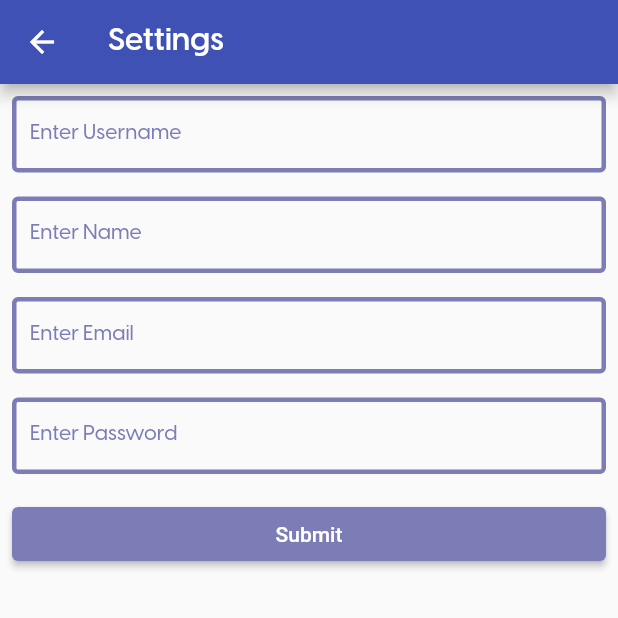
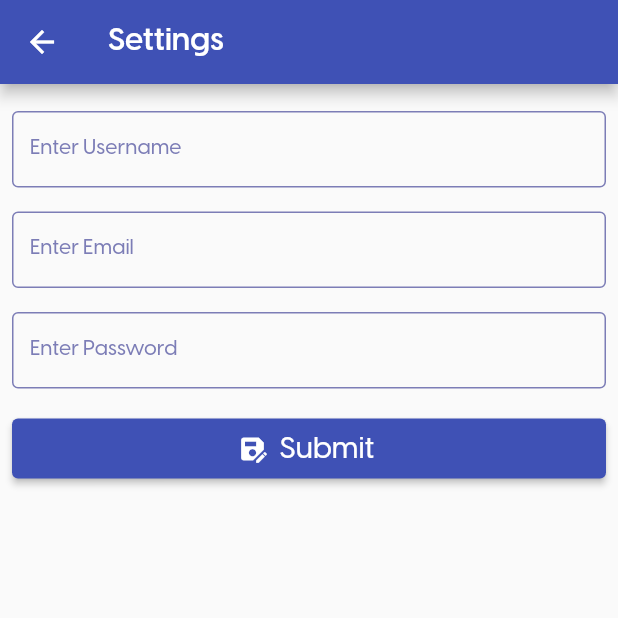
Before and after one commit to Fabian-Peter/mobile-app-dev, a Flutter app: the SettingsScreen screen opened directly, on a phone screen of 412 x 824 dp, the top half of it. Run offline on Flutter 3.47's test engine with Material 2 defaults, Android fonts, the phone set to English and light mode, and no system bars; our stand-ins replace badges, cached_network_image, email_validator, firebase_auth, firebase_core, firebase_database and 5 more; missing offline and left inert: firebase_ui_auth; accounts and stored records are empty; network calls fail.

Commit message:
added validators in settings and removed name value

```diff
--- a/DiaBeatThis/lib/screens/settings_screen.dart
+++ b/DiaBeatThis/lib/screens/settings_screen.dart
@@ -3,6 +3,7 @@ import 'package:diabeatthis/utils/constants.dart';
 import 'package:firebase_auth/firebase_auth.dart';
 import 'package:firebase_database/firebase_database.dart';
 import 'package:flutter/material.dart';
+import 'package:flutter/services.dart';
 
 class SettingsScreen extends StatefulWidget {
   @override
@@ -16,7 +17,6 @@ class _SettingsScreenState extends State<SettingsScreen> {
   DatabaseReference databaseReference =
       FirebaseDatabase.instance.ref().child("Users");
 
-  TextEditingController nameController = TextEditingController();
   TextEditingController usernameController = TextEditingController();
   TextEditingController emailController = TextEditingController();
   TextEditingController passwordController = TextEditingController();
@@ -24,11 +24,18 @@ class _SettingsScreenState extends State<SettingsScreen> {
   @override
   Widget build(BuildContext context) {
     return Scaffold(
-      appBar: AppBar(title: const Text("Settings", style: HEADLINE_BOLD_WHITE)),
-      body: ListView(children: [
+        appBar:
+            AppBar(title: const Text("Settings", style: HEADLINE_BOLD_WHITE)),
+        body: Form(
+          key: _formKey,
+          child: ListView(children: [
+            SizedBox(height: 10),
             Padding(
               padding: const EdgeInsets.all(8.0),
               child: TextFormField(
+                inputFormatters: [
+                  LengthLimitingTextInputFormatter(15),
+                ],
                 controller: usernameController,
                 decoration: const InputDecoration(
                   labelText: "Enter Username",
@@ -38,8 +45,7 @@ class _SettingsScreenState extends State<SettingsScreen> {
                       color: COLOR_INDIGO_LIGHT),
                   isDense: true,
                   enabledBorder: OutlineInputBorder(
-                  borderSide:
-                      BorderSide(color: COLOR_INDIGO_LIGHT, width: 3.0)),
+                      borderSide: BorderSide(color: COLOR_INDIGO_LIGHT)),
                   border: OutlineInputBorder(
                     borderSide: BorderSide(
                       color: COLOR_INDIGO_LIGHT,
@@ -58,35 +64,6 @@ class _SettingsScreenState extends State<SettingsScreen> {
             Padding(
               padding: const EdgeInsets.all(8.0),
               child: TextFormField(
-            controller: nameController,
-            decoration: const InputDecoration(
-              labelText: "Enter Name",
-              labelStyle: TextStyle(
-                  fontFamily: "VisbyMedium",
-                  fontSize: 14,
-                  color: COLOR_INDIGO_LIGHT),
-              isDense: true,
-              enabledBorder: OutlineInputBorder(
-                  borderSide:
-                      BorderSide(color: COLOR_INDIGO_LIGHT, width: 3.0)),
-              border: OutlineInputBorder(
-                borderSide: BorderSide(
-                  color: COLOR_INDIGO_LIGHT,
-                  width: 3.0,
-                ),
-              ),
-            ),
-            validator: (value) {
-              if (value!.isEmpty) {
-                return "Enter Name";
-              }
-              return null;
-            },
-          ),
-        ),
-        Padding(
-          padding: const EdgeInsets.all(8.0),
-          child: TextFormField(
                 controller: emailController,
                 decoration: const InputDecoration(
                   labelText: "Enter Email",
@@ -96,8 +73,7 @@ class _SettingsScreenState extends State<SettingsScreen> {
                       color: COLOR_INDIGO_LIGHT),
                   isDense: true,
                   enabledBorder: OutlineInputBorder(
-                  borderSide:
-                      BorderSide(color: COLOR_INDIGO_LIGHT, width: 3.0)),
+                      borderSide: BorderSide(color: COLOR_INDIGO_LIGHT)),
                   border: OutlineInputBorder(
                     borderSide: BorderSide(
                       color: COLOR_INDIGO_LIGHT,
@@ -128,8 +104,7 @@ class _SettingsScreenState extends State<SettingsScreen> {
                       color: COLOR_INDIGO_LIGHT),
                   isDense: true,
                   enabledBorder: OutlineInputBorder(
-                  borderSide:
-                      BorderSide(color: COLOR_INDIGO_LIGHT, width: 3.0)),
+                      borderSide: BorderSide(color: COLOR_INDIGO_LIGHT)),
                   border: OutlineInputBorder(
                     borderSide: BorderSide(
                       color: COLOR_INDIGO_LIGHT,
@@ -151,10 +126,15 @@ class _SettingsScreenState extends State<SettingsScreen> {
                 padding: const EdgeInsets.all(8.0),
                 child: isLoading
                     ? const CircularProgressIndicator()
-                : ElevatedButton(
-                    style: ButtonStyle(
-                        backgroundColor: MaterialStateProperty.all<Color>(
-                            COLOR_INDIGO_LIGHT)),
+                    : ElevatedButton.icon(
+                        style: ElevatedButton.styleFrom(
+                            minimumSize: const Size.fromHeight(40)),
+                        icon: const Icon(Icons.save_as, size: 20),
+                        label: const Text(
+                          "Submit",
+                          style: TextStyle(
+                              fontFamily: "VisbyMedium", fontSize: 20),
+                        ),
                         onPressed: () {
                           if (_formKey.currentState!.validate()) {
                             setState(() {
@@ -162,10 +142,9 @@ class _SettingsScreenState extends State<SettingsScreen> {
                             });
                             registerToFb();
                           }
-                    },
-                    child: const Text("Submit")))
+                        }))
           ]),
-    );
+        ));
   }
 
   void registerToFb() {
@@ -176,7 +155,6 @@ class _SettingsScreenState extends State<SettingsScreen> {
       databaseReference.child(result.user!.uid).set({
         "email": emailController.text,
         "username": usernameController.text,
-        "name": nameController.text
       }).then((res) {
         isLoading = false;
         Navigator.pushReplacement(
@@ -208,7 +186,6 @@ class _SettingsScreenState extends State<SettingsScreen> {
   @override
   void dispose() {
     super.dispose();
-    nameController.dispose();
     usernameController.dispose();
     emailController.dispose();
     passwordController.dispose();
```
Lines whose indentation alone changed are shown as unchanged.
